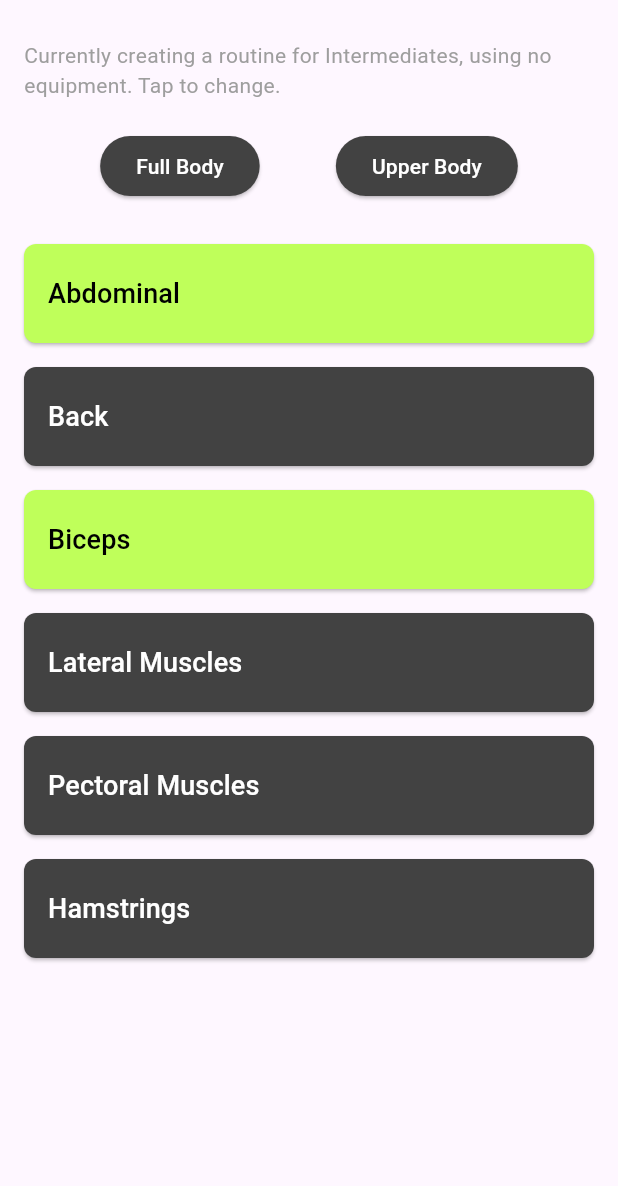
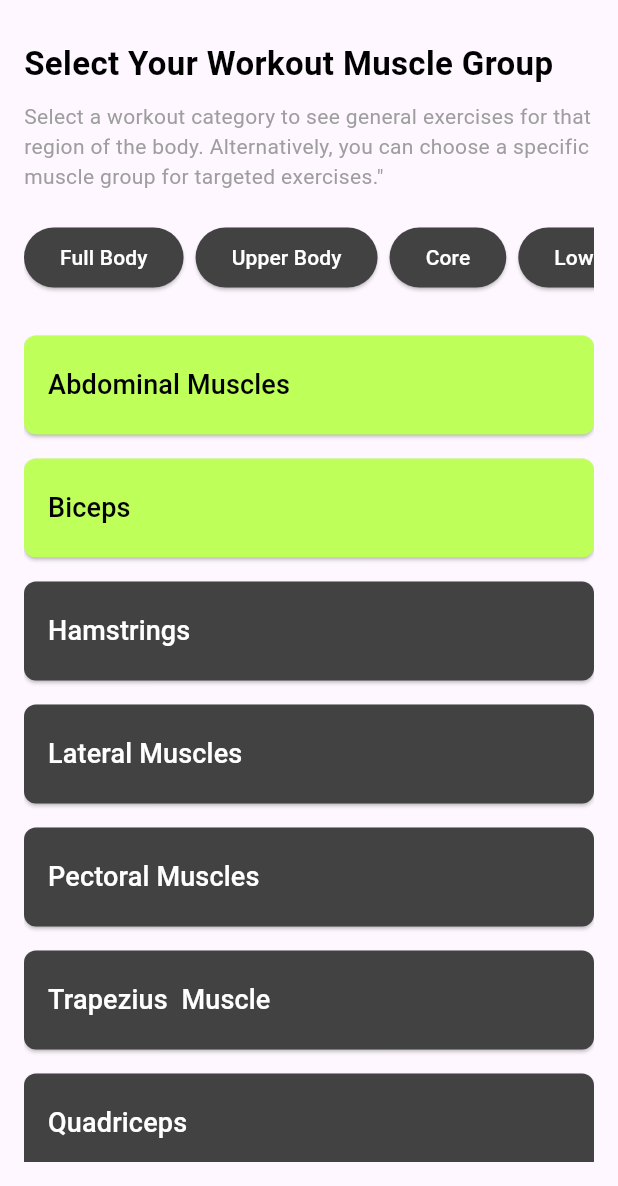
Before and after one commit to JamesMWaller/MobileAndUbiquitousComputing, a Flutter app: the MuscleGroupsScreen screen opened directly, on a phone screen of 412 x 824 dp, the part 50-1236 px from its top. Run offline on Flutter 3.47's test engine with Material 3 defaults, Android fonts, the light colour scheme and no system bars; our stand-ins replace curved_navigation_bar, fl_chart, flutter_blue_plus, image_picker; Roboto replaces fonts that are missing (SFPro).

Commit message:
More color changes

```diff
--- a/flutter_ble/lib/NavToolBar/Items/Muscle_group_Screen.dart
+++ b/flutter_ble/lib/NavToolBar/Items/Muscle_group_Screen.dart
@@ -54,12 +54,23 @@ class MuscleGroupsScreen extends StatelessWidget {
           crossAxisAlignment: CrossAxisAlignment.start,
           children: [
             Text(
-              'Currently creating a routine for Intermediates, using no equipment. Tap to change.',
+              'Select Your Workout Muscle Group',
+              style: TextStyle(
+                fontFamily: "SFPro",
+                color: Theme.of(context).brightness == Brightness.dark ? Color(0xFFBFFF5A) : Colors.black,
+                fontSize: 22,
+                fontWeight: FontWeight.bold,
+              ),
+            ),
+            SizedBox(height: 10),
+            Text(
+              'Select a workout category to see general exercises for that region of the body. Alternatively, you can choose a specific muscle group for targeted exercises."',
               style: TextStyle(color: Colors.grey),
             ),
             SizedBox(height: 20),
-            Row(
-              mainAxisAlignment: MainAxisAlignment.spaceEvenly,
+            SingleChildScrollView(
+              scrollDirection: Axis.horizontal,
+              child: Row(
                 children: [
                   ElevatedButton(
                     onPressed: () {},
@@ -68,6 +79,7 @@ class MuscleGroupsScreen extends StatelessWidget {
                     ),
                     child: Text('Full Body', style: TextStyle(color: Colors.white)),
                   ),
+                  SizedBox(width: 8), // Add space between buttons
                   ElevatedButton(
                     onPressed: () {},
                     style: ElevatedButton.styleFrom(
@@ -75,18 +87,37 @@ class MuscleGroupsScreen extends StatelessWidget {
                     ),
                     child: Text('Upper Body', style: TextStyle(color: Colors.white)),
                   ),
+                  SizedBox(width: 8),
+                  ElevatedButton(
+                    onPressed: () {},
+                    style: ElevatedButton.styleFrom(
+                      backgroundColor: Colors.grey[800],
+                    ),
+                    child: Text('Core', style: TextStyle(color: Colors.white)),
+                  ),
+                  SizedBox(width: 8),
+                  ElevatedButton(
+                    onPressed: () {},
+                    style: ElevatedButton.styleFrom(
+                      backgroundColor: Colors.grey[800],
+                    ),
+                    child: Text('Lower Body', style: TextStyle(color: Colors.white)),
+                  ),
                 ],
               ),
+            ),
+
             SizedBox(height: 20),
             Expanded(
               child: ListView(
                 children: [
-                  MuscleGroupButton('Abdominal', Color(0xFFBFFF5A)),
-                  MuscleGroupButton('Back', Colors.grey.shade800),
+                  MuscleGroupButton('Abdominal Muscles', Color(0xFFBFFF5A)),
                   MuscleGroupButton('Biceps', Color(0xFFBFFF5A)),
+                  MuscleGroupButton('Hamstrings', Colors.grey.shade800),
                   MuscleGroupButton('Lateral Muscles', Colors.grey.shade800),
                   MuscleGroupButton('Pectoral Muscles', Colors.grey.shade800),
-                  MuscleGroupButton('Hamstrings', Colors.grey.shade800),
+                  MuscleGroupButton('Trapezius  Muscle', Colors.grey.shade800),
+                  MuscleGroupButton('Quadriceps ', Colors.grey.shade800)
                   // Add more muscle groups as needed
                 ],
               ),
```
Also changed, not shown: flutter_ble/lib/NavToolBar/Items/daily_workout_page.dart (+12 -12 lines). Lines whose indentation alone changed are shown as unchanged.
